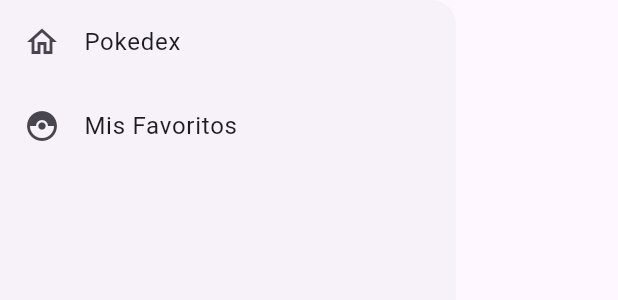
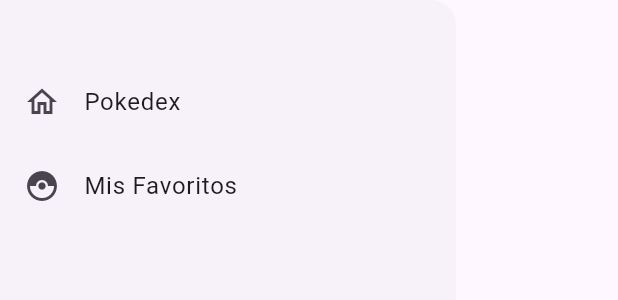
Before and after one commit to Marvid21/pokedex_marce, a Flutter app: the NavigationsDrawer widget shown alone on an empty page, opened directly, on a phone screen of 412 x 824 dp. Shown: the top 300 px of the screen. Run offline on Flutter 3.47's test engine with Material 3 defaults, Android fonts, the phone set to English and light mode, and no system bars; our stand-ins replace cached_network_image, palette_generator, shared_preferences; accounts and stored records are empty; network calls fail.

Commit message:
se modifica el buildMenuItems del NavigationDrawer para agregar padding Top al menu

```diff
--- a/lib/main.dart
+++ b/lib/main.dart
@@ -56,14 +56,16 @@
     ),
   );
   Widget buildHeader(BuildContext context) => Container();
-  Widget buildMenuItems(BuildContext context) => Column(
+  Widget buildMenuItems(BuildContext context) => Padding(
+    padding: const EdgeInsets.only(top: 40.0),
+    child: Column(
       children: [
         ListTile(
           leading: const Icon(Icons.home_outlined),
           title: const Text('Pokedex'),
-        onTap: () =>
-          Navigator.of(context).pushReplacement(MaterialPageRoute(
-            builder: (context) => const HomeScreen())),
+          onTap: () => Navigator.of(context).pushReplacement(MaterialPageRoute(
+            builder: (context) => const HomeScreen(),
+          )),
         ),
         ListTile(
           leading: const Icon(Icons.catching_pokemon_outlined),
@@ -73,8 +75,9 @@
             Navigator.of(context).push(MaterialPageRoute(
               builder: (context) => const FavoriteScreen(),
             ));
-        }
-      )
+          },
+        ),
       ],
+    ),
   );
 }
```
Lines whose indentation alone changed are shown as unchanged.
